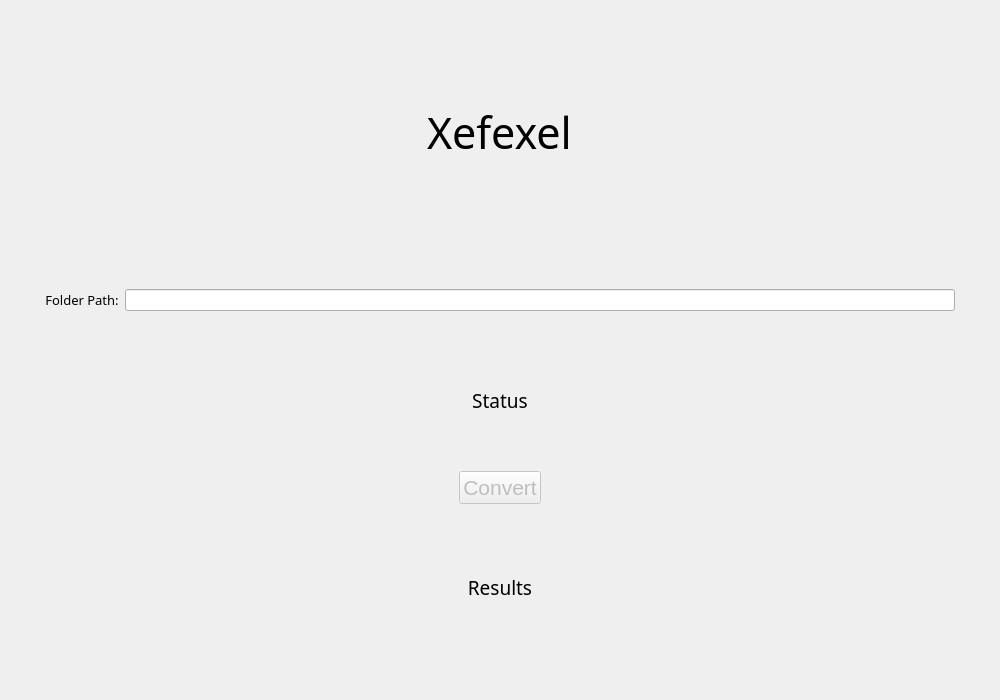
Before: the Qt Designer form Xefexcel/mainwindow.ui in OskarPodgorski/Xefexcel, drawn with Qt 5.
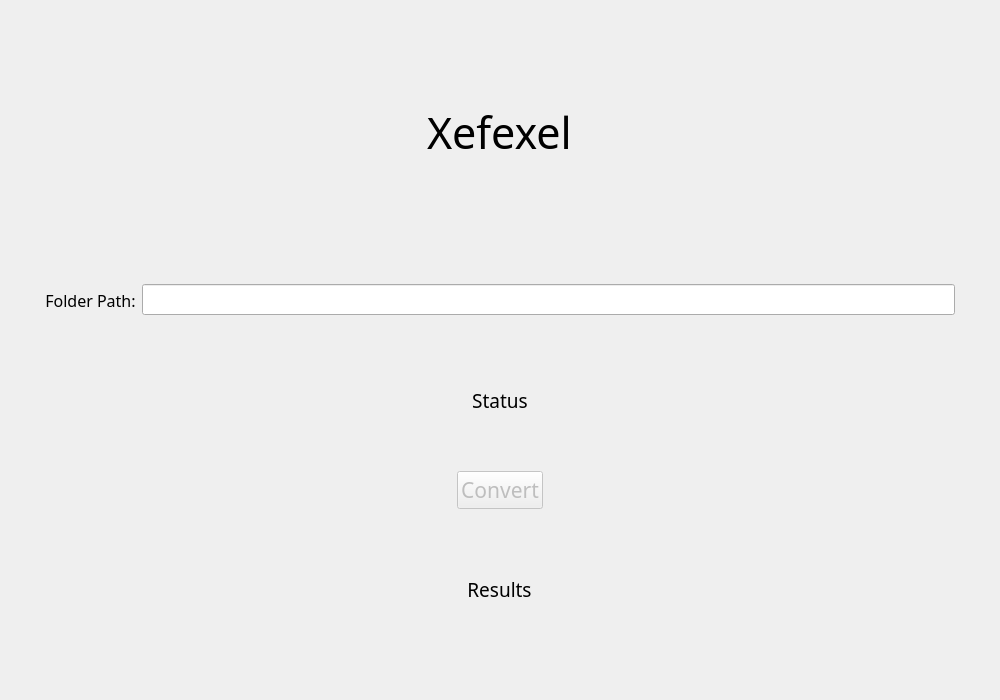
After: the same form once the commit is applied.

```diff
--- a/Xefexcel/mainwindow.ui
+++ b/Xefexcel/mainwindow.ui
@@ -51,7 +51,7 @@
                   <property name="font">
                    <font>
                     <family>Bahnschrift SemiLight</family>
-                    <pointsize>10</pointsize>
+                    <pointsize>12</pointsize>
                    </font>
                   </property>
                   <property name="text">
@@ -63,7 +63,14 @@
                  </widget>
                 </item>
                 <item>
-                 <widget class="QLineEdit" name="urlLine"/>
+                 <widget class="QLineEdit" name="urlLine">
+                  <property name="font">
+                   <font>
+                    <family>Bahnschrift SemiLight</family>
+                    <pointsize>12</pointsize>
+                   </font>
+                  </property>
+                 </widget>
                 </item>
                </layout>
               </widget>
@@ -90,13 +97,20 @@
           <item alignment="Qt::AlignmentFlag::AlignHCenter">
            <widget class="QWidget" name="bottomWidget" native="true">
             <layout class="QVBoxLayout" name="verticalLayout_3">
-             <item>
+             <item alignment="Qt::AlignmentFlag::AlignHCenter">
               <widget class="QPushButton" name="convertButton">
                <property name="enabled">
                 <bool>false</bool>
                </property>
+               <property name="sizePolicy">
+                <sizepolicy hsizetype="Fixed" vsizetype="Fixed">
+                 <horstretch>0</horstretch>
+                 <verstretch>0</verstretch>
+                </sizepolicy>
+               </property>
                <property name="font">
                 <font>
+                 <family>Bahnschrift SemiLight</family>
                  <pointsize>16</pointsize>
                 </font>
                </property>
@@ -105,7 +119,7 @@
                </property>
               </widget>
              </item>
-             <item>
+             <item alignment="Qt::AlignmentFlag::AlignHCenter">
               <widget class="QLabel" name="resultLabel">
                <property name="font">
                 <font>
```
